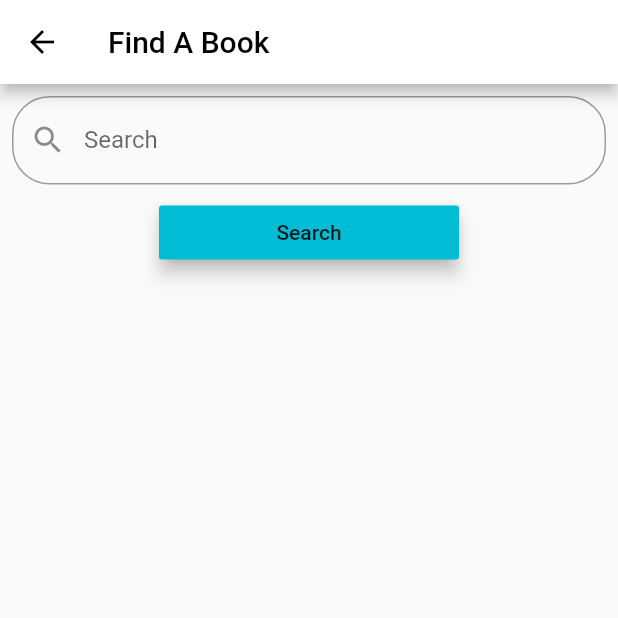
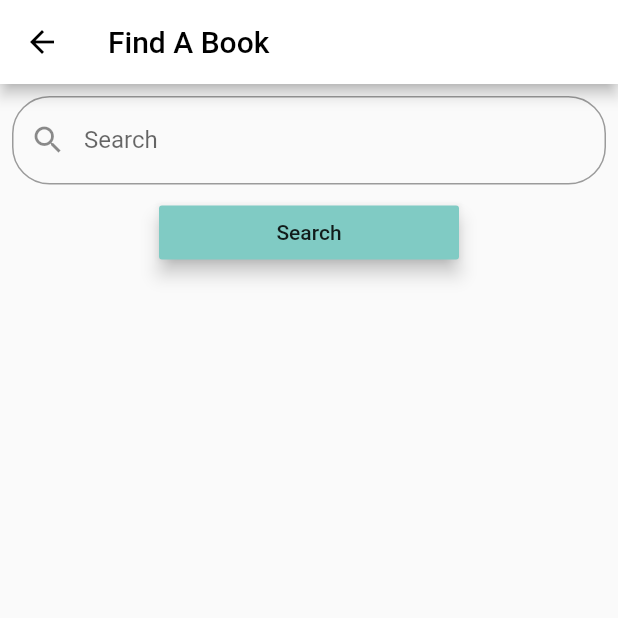
Before and after one commit to rhathaway2/BookMate2, a Flutter app: the SearchList screen opened directly, on a phone screen of 412 x 824 dp, the top half of it. Run offline on Flutter 3.47's test engine with Material 2 defaults, Android fonts, the phone set to English and light mode, and no system bars; our stand-ins replace cloud_firestore, firebase_auth; accounts and stored records are empty.

Commit message:
Change button color

```diff
--- a/lib/search.dart
+++ b/lib/search.dart
@@ -61,7 +61,7 @@ class SearchListState extends State<SearchList> {
           },
           elevation: 5,
           minWidth: 200,
-          color: Colors.cyan,
+          color: Colors.teal[200],
           //Labels the button with search
           child: Text('Search'),
         ),
```
